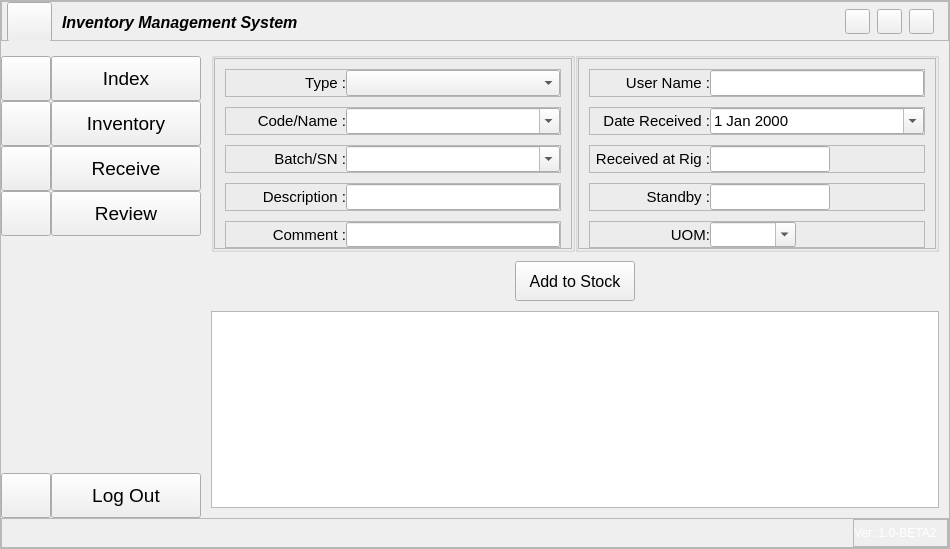
Qt form ui/app.ui (bddipu/inventory) before a commit.
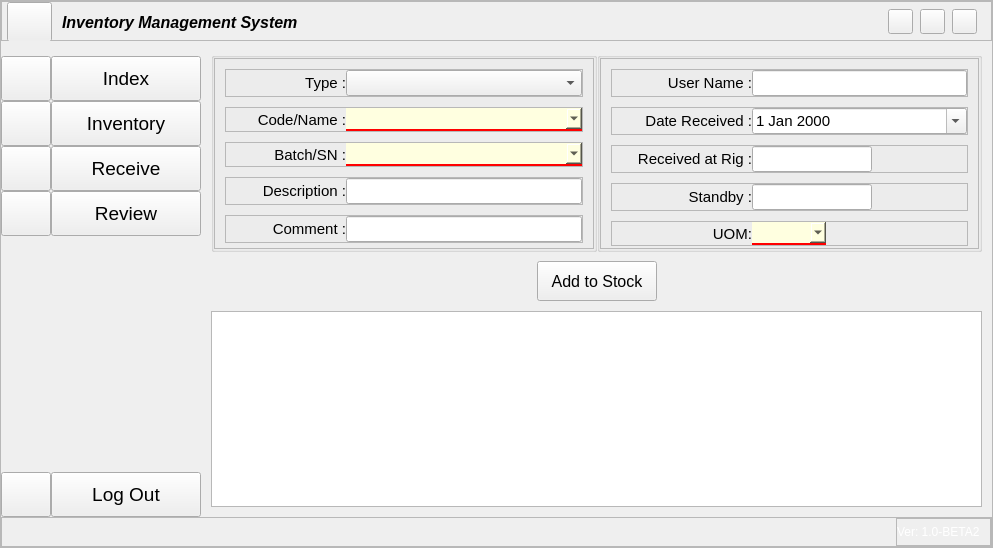
The same form after that commit. Icons and pictures are not drawn.

The edit to the form file:
```diff
--- a/ui/app.ui
+++ b/ui/app.ui
@@ -6,8 +6,8 @@
    <rect>
     <x>0</x>
     <y>0</y>
-    <width>950</width>
-    <height>549</height>
+    <width>993</width>
+    <height>548</height>
    </rect>
   </property>
   <property name="windowTitle">
@@ -3225,9 +3225,19 @@
                                     <widget class="QComboBox" name="inCode_cmb">
                                      <property name="font">
                                       <font>
-                                       <pointsize>11</pointsize>
+                                       <pointsize>12</pointsize>
+                                       <italic>false</italic>
+                                       <bold>false</bold>
                                       </font>
                                      </property>
+                                     <property name="styleSheet">
+                                      <string notr="true">	#inCode_cmb {
+		border: none;
+		background-color: lightyellow;
+		border-bottom: 2px solid red;
+		font: 12pt &quot;Segoe UI&quot;;
+	}</string>
+                                     </property>
                                      <property name="editable">
                                       <bool>true</bool>
                                      </property>
@@ -3291,9 +3301,19 @@
                                     <widget class="QComboBox" name="inBatch_cmb">
                                      <property name="font">
                                       <font>
-                                       <pointsize>11</pointsize>
+                                       <pointsize>12</pointsize>
+                                       <italic>false</italic>
+                                       <bold>false</bold>
                                       </font>
                                      </property>
+                                     <property name="styleSheet">
+                                      <string notr="true">	#inBatch_cmb {
+		border: none;
+		background-color: lightyellow;
+		border-bottom: 2px solid red;
+		font: 12pt &quot;Segoe UI&quot;;
+	}</string>
+                                     </property>
                                      <property name="editable">
                                       <bool>true</bool>
                                      </property>
@@ -3583,13 +3603,13 @@
                                     <widget class="QLabel" name="label_31">
                                      <property name="minimumSize">
                                       <size>
-                                       <width>120</width>
+                                       <width>140</width>
                                        <height>0</height>
                                       </size>
                                      </property>
                                      <property name="maximumSize">
                                       <size>
-                                       <width>100</width>
+                                       <width>140</width>
                                        <height>16777215</height>
                                       </size>
                                      </property>
@@ -3664,13 +3684,13 @@
                                     <widget class="QLabel" name="label_18">
                                      <property name="minimumSize">
                                       <size>
-                                       <width>120</width>
+                                       <width>140</width>
                                        <height>0</height>
                                       </size>
                                      </property>
                                      <property name="maximumSize">
                                       <size>
-                                       <width>100</width>
+                                       <width>140</width>
                                        <height>16777215</height>
                                       </size>
                                      </property>
@@ -3691,7 +3711,7 @@
                                     <widget class="QDateEdit" name="inDate_dt">
                                      <property name="minimumSize">
                                       <size>
-                                       <width>200</width>
+                                       <width>160</width>
                                        <height>0</height>
                                       </size>
                                      </property>
@@ -3742,13 +3762,13 @@
                                     <widget class="QLabel" name="label_35">
                                      <property name="minimumSize">
                                       <size>
-                                       <width>120</width>
+                                       <width>140</width>
                                        <height>0</height>
                                       </size>
                                      </property>
                                      <property name="maximumSize">
                                       <size>
-                                       <width>100</width>
+                                       <width>140</width>
                                        <height>16777215</height>
                                       </size>
                                      </property>
@@ -3839,13 +3859,13 @@
                                     <widget class="QLabel" name="label_37">
                                      <property name="minimumSize">
                                       <size>
-                                       <width>120</width>
+                                       <width>140</width>
                                        <height>0</height>
                                       </size>
                                      </property>
                                      <property name="maximumSize">
                                       <size>
-                                       <width>100</width>
+                                       <width>140</width>
                                        <height>16777215</height>
                                       </size>
                                      </property>
@@ -3936,13 +3956,13 @@
                                     <widget class="QLabel" name="outUsage_lbl_2">
                                      <property name="minimumSize">
                                       <size>
-                                       <width>120</width>
+                                       <width>140</width>
                                        <height>0</height>
                                       </size>
                                      </property>
                                      <property name="maximumSize">
                                       <size>
-                                       <width>100</width>
+                                       <width>140</width>
                                        <height>16777215</height>
                                       </size>
                                      </property>
@@ -3963,9 +3983,19 @@
                                     <widget class="QComboBox" name="inUnit_cmb">
                                      <property name="font">
                                       <font>
-                                       <pointsize>11</pointsize>
+                                       <pointsize>12</pointsize>
+                                       <italic>false</italic>
+                                       <bold>false</bold>
                                       </font>
                                      </property>
+                                     <property name="styleSheet">
+                                      <string notr="true">	#inUnit_cmb {
+		border: none;
+		background-color: lightyellow;
+		border-bottom: 2px solid red;
+		font: 12pt &quot;Segoe UI&quot;;
+	}</string>
+                                     </property>
                                      <property name="editable">
                                       <bool>true</bool>
                                      </property>
```
Left out of the diff: 49 changed lines with no effect on the pictures.
